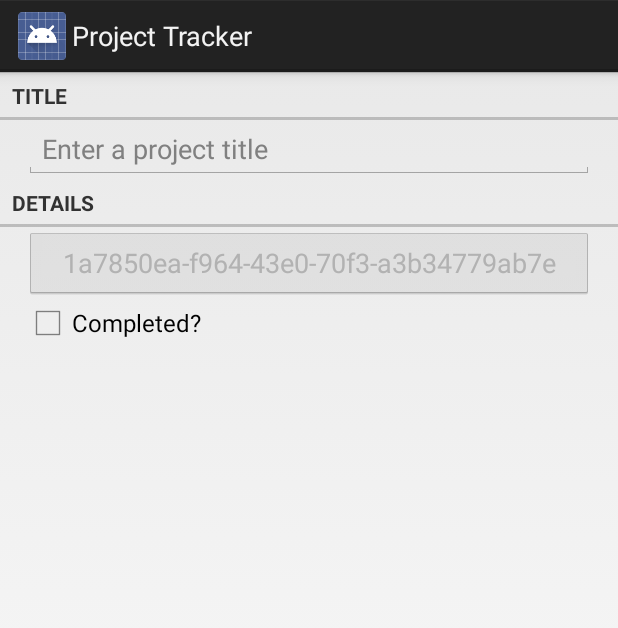
After one commit to unaveed/projecttracker, an Android app: the fragment ProjectFragment shown on its own in the app's theme, on a phone screen of 412 x 824 dp. The commit adds this screen. Shown: the top 628 px of the screen. Run offline under Robolectric (Android 15) with nearby library versions, the phone set to English and light mode, and no system bars.

```diff
--- a/app/build.gradle
+++ b/app/build.gradle
@@ -21,4 +21,5 @@ android {
 
 dependencies {
     compile fileTree(dir: 'libs', include: ['*.jar'])
+    compile 'com.android.support:support-v4:20.0.0'
 }
--- a/app/src/main/AndroidManifest.xml
+++ b/app/src/main/AndroidManifest.xml
@@ -8,7 +8,7 @@
         android:label="@string/app_name"
         android:theme="@style/AppTheme" >
         <activity
-            android:name=".ProjectActivity"
+            android:name=".Controller.ProjectListActivity"
             android:label="@string/app_name" >
             <intent-filter>
                 <action android:name="android.intent.action.MAIN" />
@@ -16,6 +16,10 @@
                 <category android:name="android.intent.category.LAUNCHER" />
             </intent-filter>
         </activity>
+        <activity
+            android:name=".ProjectActivity"
+            android:label="@string/app_name">
+       </activity>
     </application>
 
 </manifest>
--- /dev/null
+++ b/app/src/main/java/edu/utah/cs4962/projecttracker/Controller/ProjectFragment.java
@@ -0,0 +1,67 @@
+package edu.utah.cs4962.projecttracker.Controller;
+
+import android.os.Bundle;
+import android.support.v4.app.Fragment;
+import android.text.Editable;
+import android.text.TextWatcher;
+import android.view.LayoutInflater;
+import android.view.View;
+import android.view.ViewGroup;
+import android.widget.Button;
+import android.widget.CheckBox;
+import android.widget.CompoundButton;
+import android.widget.EditText;
+
+import edu.utah.cs4962.projecttracker.R;
+import edu.utah.cs4962.projecttracker.model.Project;
+
+/**
+ * Created by unaveed on 11/30/14.
+ */
+public class ProjectFragment extends Fragment
+{
+    Project mProject;
+    EditText mTitleField;
+    Button mDateButton;
+    CheckBox mCompletedCheckBox;
+
+    @Override
+    public void onCreate(Bundle savedInstanceState) {
+        super.onCreate(savedInstanceState);
+        mProject = new Project();
+    }
+
+    @Override
+    public View onCreateView(LayoutInflater inflater, ViewGroup parent, Bundle savedInstanceState) {
+        View v = inflater.inflate(R.layout.fragment_project, parent, false);
+
+        mTitleField = (EditText)v.findViewById(R.id.crime_title);
+        mTitleField.addTextChangedListener(new TextWatcher() {
+            public void onTextChanged(CharSequence c, int start, int before, int count) {
+                mProject.setTitle(c.toString());
+            }
+
+            public void beforeTextChanged(CharSequence c, int start, int count, int after) {
+            }
+
+            public void afterTextChanged(Editable c) {
+            }
+        });
+
+        mDateButton = (Button)v.findViewById(R.id.crime_date);
+        mDateButton.setText(mProject.getId().toString());
+        mDateButton.setEnabled(false);
+
+        mCompletedCheckBox = (CheckBox)v.findViewById(R.id.crime_solved);
+        mCompletedCheckBox.setOnCheckedChangeListener(new CompoundButton.OnCheckedChangeListener()
+        {
+            public void onCheckedChanged(CompoundButton buttonView, boolean isChecked)
+            {
+                // set the project's completed property
+                mProject.setCompleted(isChecked);
+            }
+        });
+
+        return v;
+    }
+}
--- /dev/null
+++ b/app/src/main/res/layout/activity_fragment.xml
@@ -0,0 +1,6 @@
+<?xml version="1.0" encoding="utf-8"?>
+<FrameLayout xmlns:android="http://schemas.android.com/apk/res/android"
+  android:id="@+id/fragmentContainer"
+  android:layout_width="match_parent"
+  android:layout_height="match_parent"
+  />
--- /dev/null
+++ b/app/src/main/res/layout/fragment_project.xml
@@ -0,0 +1,38 @@
+<?xml version="1.0" encoding="utf-8"?>
+<LinearLayout xmlns:android="http://schemas.android.com/apk/res/android"
+              android:layout_width="match_parent"
+              android:layout_height="wrap_content"
+              android:orientation="vertical">
+    <TextView
+        android:layout_width="match_parent"
+        android:layout_height="wrap_content"
+        android:text="@string/project_title_label"
+        style="?android:listSeparatorTextViewStyle"
+        />
+    <EditText android:id="@+id/crime_title"
+              android:layout_width="match_parent"
+              android:layout_height="wrap_content"
+              android:layout_marginLeft="16dp"
+              android:layout_marginRight="16dp"
+              android:hint="@string/project_title"
+        />
+    <TextView
+        android:layout_width="match_parent"
+        android:layout_height="wrap_content"
+        android:text="@string/project_details_label"
+        style="?android:listSeparatorTextViewStyle"
+        />
+    <Button android:id="@+id/crime_date"
+            android:layout_width="match_parent"
+            android:layout_height="wrap_content"
+            android:layout_marginLeft="16dp"
+            android:layout_marginRight="16dp"
+        />
+    <CheckBox android:id="@+id/crime_solved"
+              android:layout_width="match_parent"
+              android:layout_height="wrap_content"
+              android:layout_marginLeft="16dp"
+              android:layout_marginRight="16dp"
+              android:text="@string/project_completed_label"
+        />
+</LinearLayout>
--- a/app/src/main/res/values/strings.xml
+++ b/app/src/main/res/values/strings.xml
@@ -2,8 +2,11 @@
 <resources>
 
     <string name="app_name">Project Tracker</string>
-    <string name="hello_world">Hello world!</string>
     <string name="action_settings">Settings</string>
     <string name="projects">Projects</string>
-    <string name="completed_projects">Completed Projects</string>
+    <string name="completed_projects">Upcoming Deadlines</string>
+    <string name="project_title_label">Title</string>
+    <string name="project_title">Enter a project title</string>
+    <string name="project_details_label">Details</string>
+    <string name="project_completed_label">Completed?</string>
 </resources>
```
Also changed, not shown: app/src/main/java/edu/utah/cs4962/projecttracker/Controller/ProjectListActivity.java (added, +18 -0 lines), app/src/main/java/edu/utah/cs4962/projecttracker/Controller/ProjectListFragment.java (added, +79 -0 lines), app/src/main/java/edu/utah/cs4962/projecttracker/SingleFragmentActivity.java (added, +30 -0 lines), app/src/main/java/edu/utah/cs4962/projecttracker/model/Project.java (+31 -1 lines), app/src/main/java/edu/utah/cs4962/projecttracker/model/ProjectManger.java (added, +58 -0 lines), app/src/main/java/edu/utah/cs4962/projecttracker/model/Task.java (+8 -0 lines), app/src/main/res/layout/activity_project.xml (+0 -44 lines), app/src/main/res/layout/deadlines_list.xml (added, +23 -0 lines), app/src/main/res/layout/list_item_project.xml (added, +43 -0 lines), app/src/main/res/layout/projects_list.xml (added, +23 -0 lines), 1 other file.
